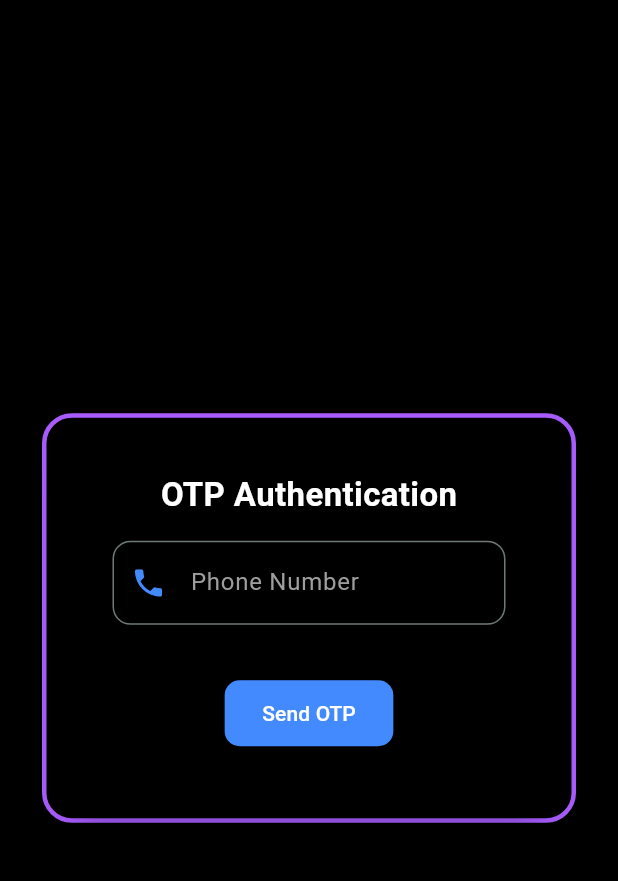
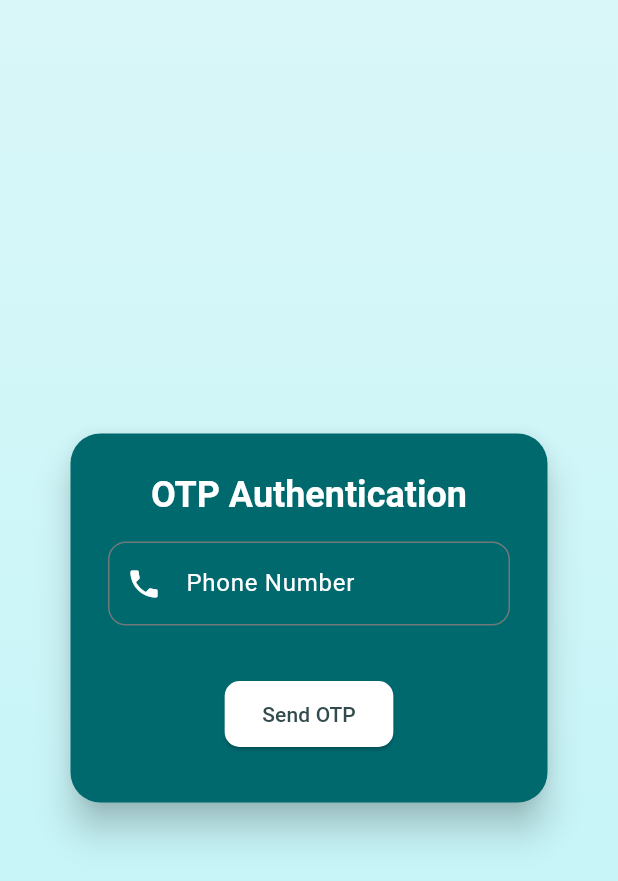
Before and after one commit to shshaheen/Aura, a Flutter app: the OTPScreen screen opened directly, on a phone screen of 412 x 824 dp. Shown: the top 881 px of the screen. Run offline on Flutter 3.47's test engine with Material 3 defaults, Android fonts, the phone set to English and light mode, and no system bars; our stand-ins replace cloud_firestore, firebase_core, flutter_dotenv, image_picker; missing offline and left inert: cloudinary_public; accounts and stored records are empty.

Commit message:
Design OTP Authentication Page

```diff
--- a/lib/authentication/otp_screen.dart
+++ b/lib/authentication/otp_screen.dart
@@ -2,7 +2,7 @@ import 'dart:async';
 // import 'dart:math';
 import 'package:flutter/material.dart';
 import 'twilio_service.dart';
-
+import 'package:aura/main.dart';
 class OTPScreen extends StatefulWidget {
   const OTPScreen({super.key});
   @override
@@ -20,20 +20,14 @@ class OTPScreenState extends State<OTPScreen>
   int otpTimeout = 60;
 
   late AnimationController _controller;
-  late Animation<Color?> _borderAnimation;
-
   @override
   void initState() {
     super.initState();
     _controller =
         AnimationController(vsync: this, duration: Duration(seconds: 3))
           ..repeat(reverse: true);
+  }
 
-    _borderAnimation = _controller.drive(ColorTween(
-      begin: Colors.blueAccent,
-      end: Colors.purpleAccent,
-    ));
-  }
 
   @override
   void dispose() {
@@ -133,32 +127,35 @@ class OTPScreenState extends State<OTPScreen>
 
   @override
   Widget build(BuildContext context) {
-    return Scaffold(
-      backgroundColor: Colors.black, // Pure black background
-      body: Padding(
+    final brightness = Theme.of(context).brightness;
+    final isDarkMode = brightness == Brightness.dark;
+
+    final colorScheme = isDarkMode ? kDarkColorScheme : kLightColorScheme;
+    final textTheme = Theme.of(context).textTheme;
+
+    return Scaffold(// Pure black background
+      body: Container(
+
+        decoration: BoxDecoration(
+          gradient: LinearGradient(
+            colors: [
+              colorScheme.primaryContainer.withOpacity(0.3),
+              colorScheme.primaryContainer.withOpacity(0.6),
+            ],
+            begin: Alignment.topCenter,
+            end: Alignment.bottomCenter,
+          ),
+        ),
         padding: const EdgeInsets.all(28.0),
         child: Center(
-          child: AnimatedBuilder(
-            animation: _borderAnimation,
-            builder: (context, child) {
-              return Container(
-                decoration: BoxDecoration(
-                  borderRadius: BorderRadius.circular(20),
-                  border: Border.all(
-                    color: _borderAnimation.value!, // Animated border color
-                    width: 3,
-                  ),
-                  boxShadow: [
-                    BoxShadow(
-                      color: _borderAnimation.value!.withAlpha(0.6.toInt()),
-                      blurRadius: 10,
-                      spreadRadius: 3,
-                    )
-                  ],
-                ),
+          child: Container(
+            // decoration: BoxDecoration(
+            //   borderRadius: BorderRadius.circular(20),
+
+            // ),
             padding: EdgeInsets.all(3), // Border padding
             child: Card(
-                  color: Colors.black, // Inner card also black
+              color: colorScheme.primary, // Inner card also black
               elevation: 10,
               shape: RoundedRectangleBorder(
                   borderRadius: BorderRadius.circular(20)),
@@ -169,29 +166,36 @@ class OTPScreenState extends State<OTPScreen>
                   children: [
                     Text(
                       "OTP Authentication",
-                          style: TextStyle(
-                              fontSize: 22,
+                      style: textTheme.headlineSmall?.copyWith(
                           fontWeight: FontWeight.bold,
-                              color: Colors.white),
+                          color: colorScheme.onPrimary),
                     ),
                     SizedBox(height: 15),
 
                     /// Phone Number Input
                     TextField(
                       controller: phoneController,
-                          style: TextStyle(color: Colors.white),
+                      style: TextStyle(color: colorScheme.onPrimary),
+                      cursorColor: colorScheme.onPrimary,
                       decoration: InputDecoration(
                         labelText: "Phone Number",
-                            labelStyle: TextStyle(color: Colors.grey),
+                        labelStyle: TextStyle(color: colorScheme.onPrimary),
                         prefixText: "+91 ",
+                        prefixStyle: TextStyle(color: colorScheme.onPrimary),
                         border: OutlineInputBorder(
-                                borderRadius: BorderRadius.circular(12)),
-                            prefixIcon:
-                                Icon(Icons.phone, color: Colors.blueAccent),
+                          borderRadius: BorderRadius.circular(12),
+                          borderSide: BorderSide(color: colorScheme.onPrimaryContainer), // Default border
+                        ),
+                        focusedBorder: OutlineInputBorder(
+                          borderRadius: BorderRadius.circular(12),
+                          borderSide: BorderSide(color: colorScheme.onPrimary, width: 2, ), // Focused border
+                        ),
+                        prefixIcon: Icon(Icons.phone, color: colorScheme.onPrimary),
                       ),
                       keyboardType: TextInputType.phone,
                       enabled: !otpSent,
                     ),
+
                     SizedBox(height: 15),
 
                     /// OTP Input (Shown after OTP is sent)
@@ -200,17 +204,32 @@ class OTPScreenState extends State<OTPScreen>
                         children: [
                           TextField(
                               controller: otpController,
-                                style: TextStyle(color: Colors.white),
+                              style: TextStyle(color: colorScheme.onPrimary),
+                              cursorColor: colorScheme.onPrimary,
                               decoration: InputDecoration(
                                 labelText: "Enter OTP",
-                                  labelStyle: TextStyle(color: Colors.grey),
+                                labelStyle: TextStyle(color: colorScheme.onPrimary),
                                 border: OutlineInputBorder(
-                                      borderRadius: BorderRadius.circular(12)),
-                                  prefixIcon:
-                                      Icon(Icons.lock, color: Colors.blueAccent),
+                                  borderRadius: BorderRadius.circular(12),
+                                  borderSide: BorderSide(color: colorScheme.onPrimaryContainer),
+                                ),
+                                enabledBorder: OutlineInputBorder(
+                                  borderRadius: BorderRadius.circular(12),
+                                  borderSide: BorderSide(color: colorScheme.onPrimaryContainer, width: 1.5),
+                                ),
+                                focusedBorder: OutlineInputBorder(
+                                  borderRadius: BorderRadius.circular(12),
+                                  borderSide: BorderSide(color: colorScheme.onPrimary, width: 1.5),
+                                ),
+                                disabledBorder: OutlineInputBorder(
+                                  borderRadius: BorderRadius.circular(12),
+                                  borderSide: BorderSide(color: Colors.grey, width: 1),
+                                ),
+                                prefixIcon: Icon(Icons.lock, color: colorScheme.onPrimary),
                               ),
                               keyboardType: TextInputType.number,
                             ),
+
                           SizedBox(height: 10),
                           Text(
                             "OTP Expires in: $otpTimeout sec",
@@ -237,8 +256,8 @@ class OTPScreenState extends State<OTPScreen>
                             onPressed: otpSent ? verifyOTP : sendOTP,
                             child: Text(otpSent ? "Verify OTP" : "Send OTP"),
                             style: ElevatedButton.styleFrom(
-                                  backgroundColor: Colors.blueAccent,
-                                  foregroundColor: Colors.white,
+                              backgroundColor: colorScheme.onSecondary,
+                              foregroundColor: colorScheme.onSecondaryContainer,
                               padding: EdgeInsets.symmetric(
                                   vertical: 12, horizontal: 25),
                               shape: RoundedRectangleBorder(
@@ -247,24 +266,10 @@ class OTPScreenState extends State<OTPScreen>
                           ),
                     SizedBox(height: 10),
 
-                        /// Reset Button
-                        // OutlinedButton(
-                        //   onPressed: resetForm,
-                        //   child: Text("Reset"),
-                        //   style: OutlinedButton.styleFrom(
-                        //     foregroundColor: Colors.blueAccent,
-                        //     padding: EdgeInsets.symmetric(vertical: 10, horizontal: 20),
-                        //     textStyle: TextStyle(fontSize: 14),
-                        //     shape: RoundedRectangleBorder(borderRadius: BorderRadius.circular(10)),
-                        //     side: BorderSide(color: Colors.blueAccent),
-                        //   ),
-                        // ),
                   ],
                 ),
               ),
             ),
-              );
-            },
           ),
         ),
       ),
--- a/lib/screens/Abouts/abouts_screen3.dart
+++ b/lib/screens/Abouts/abouts_screen3.dart
@@ -1,3 +1,4 @@
+import 'package:aura/authentication/otp_screen.dart';
 import 'package:flutter/material.dart';
 import 'package:aura/main.dart'; // Import to access kLightColorScheme and kDarkColorScheme
 
@@ -92,7 +93,8 @@ class AboutsScreen3 extends StatelessWidget {
                         decoration: BoxDecoration(
                           color: index == 2
                               ? colorScheme.primary
-                              : colorScheme.onSecondaryContainer.withOpacity(0.5),
+                              : colorScheme.onSecondaryContainer
+                                  .withOpacity(0.5),
                           shape: BoxShape.circle,
                           boxShadow: [
                             BoxShadow(
@@ -105,8 +107,19 @@ class AboutsScreen3 extends StatelessWidget {
                       );
                     }),
                   ),
+                  SizedBox(
+                    height: 10,
+                  ),
+                  ElevatedButton(
+                      onPressed: () {
+                        Navigator.push(
+                          context,
+                          MaterialPageRoute(builder: (context) => OTPScreen()),
+                        );
+                      },
+                      child: Text('Next')),
 
-                  const SizedBox(height: 20),
+                  // const SizedBox(height: 20),
                 ],
               ),
             ),
--- a/lib/screens/welcome_screen.dart
+++ b/lib/screens/welcome_screen.dart
@@ -70,7 +70,7 @@ class WelcomeScreen extends StatelessWidget {
               child: Row(
                 mainAxisSize: MainAxisSize.min,
                 children: [
-                  const Icon(Icons.arrow_right_alt, size: 30),
+                  Icon(Icons.arrow_right_alt, size: 30,color: buttonTextColor),
                   const SizedBox(width: 10),
                   Text(
                     "Let's Get Started",
```
Also changed, not shown: lib/screens/Abouts/abouts_screen1.dart (line endings or trailing spaces), pubspec.lock, 2 other files. Lines whose indentation alone changed are shown as unchanged.
